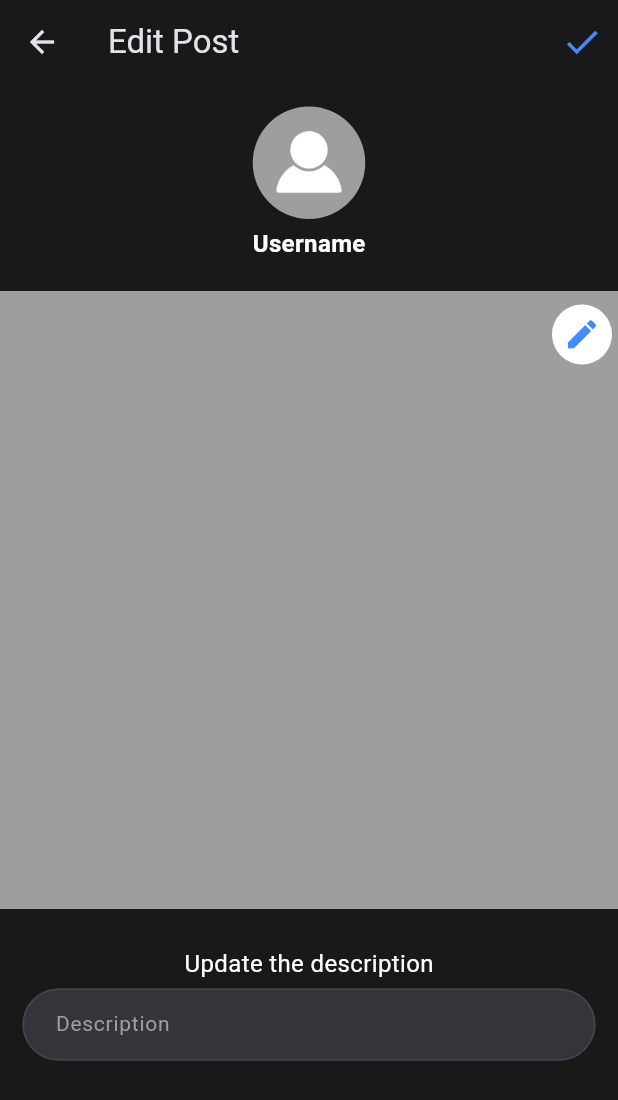
After one commit to mario-dg/lategram, a Flutter app: the UpdatePostScreen screen opened directly, on a phone screen of 412 x 824 dp. The commit adds this screen. Shown: the top 1100 px of the screen. Run offline on Flutter 3.47's test engine with Material 3 defaults, Android fonts, the phone set to English and light mode, and no system bars; our stand-ins replace flutter_feather_icons, flutter_svg.

Commit message:
Add Update Post Screen

```diff
--- /dev/null
+++ b/lib/features/presentation/screens/post/update_post_screen.dart
@@ -0,0 +1,106 @@
+import 'package:flutter/material.dart';
+import 'package:lategram/features/presentation/widgets/text_input_widget.dart';
+import 'package:lategram/features/utils/helpers.dart';
+import 'package:lategram/globals.dart';
+
+class UpdatePostScreen extends StatelessWidget {
+  const UpdatePostScreen({super.key});
+
+  @override
+  Widget build(BuildContext context) {
+    return Scaffold(
+      backgroundColor: mobileBackgroundColor,
+      appBar: AppBar(
+        backgroundColor: mobileBackgroundColor,
+        title: const Text("Edit Post"),
+        actions: const [
+          Padding(
+            padding: EdgeInsets.only(right: 10),
+            child: Icon(Icons.done, color: accentColor, size: 28),
+          ),
+        ],
+      ),
+      body: Padding(
+        padding: const EdgeInsets.only(top: 15),
+        child: SingleChildScrollView(
+          child: Column(
+            crossAxisAlignment: CrossAxisAlignment.center,
+            mainAxisAlignment: MainAxisAlignment.start,
+            children: [
+              Container(
+                width: 75,
+                height: 75,
+                decoration: BoxDecoration(
+                  color: secondaryColor,
+                  borderRadius: BorderRadius.circular(50),
+                ),
+                child: Container(
+                  padding: const EdgeInsets.all(7),
+                  child: Image.asset("assets/default_profile_pic.png",
+                      color: primaryColor),
+                ),
+              ),
+              verSpace(5),
+              const Text(
+                "Username",
+                style: TextStyle(
+                  color: primaryColor,
+                  fontWeight: FontWeight.bold,
+                  fontSize: 16,
+                ),
+              ),
+              verSpace(20),
+              AspectRatio(
+                aspectRatio: 1,
+                child: Stack(
+                  children: [
+                    Container(
+                      decoration: const BoxDecoration(
+                        color: secondaryColor,
+                      ),
+                    ),
+                    Positioned(
+                      right: 0,
+                      top: 5,
+                      child: IconButton(
+                        onPressed: () {},
+                        style: const ButtonStyle(
+                          backgroundColor:
+                              MaterialStatePropertyAll(primaryColor),
+                          padding: MaterialStatePropertyAll(
+                            EdgeInsets.all(-20),
+                          ),
+                        ),
+                        icon: const Icon(
+                          Icons.edit,
+                          color: accentColor,
+                          size: 25.0,
+                        ),
+                      ),
+                    )
+                  ],
+                ),
+              ),
+              verSpace(25),
+              const Text(
+                "Update the description",
+                style: TextStyle(
+                  color: primaryColor,
+                  fontSize: 16,
+                ),
+              ),
+              verSpace(5),
+              const Padding(
+                padding: EdgeInsets.symmetric(horizontal: 15),
+                child: TextInputWidget(
+                  hintText: "Description",
+                  keyboardType: TextInputType.multiline,
+                ),
+              ),
+            ],
+          ),
+        ),
+      ),
+    );
+  }
+}
```
Also changed, not shown: lib/features/presentation/screens/post/widgets/post_widget.dart (+81 -3 lines).
